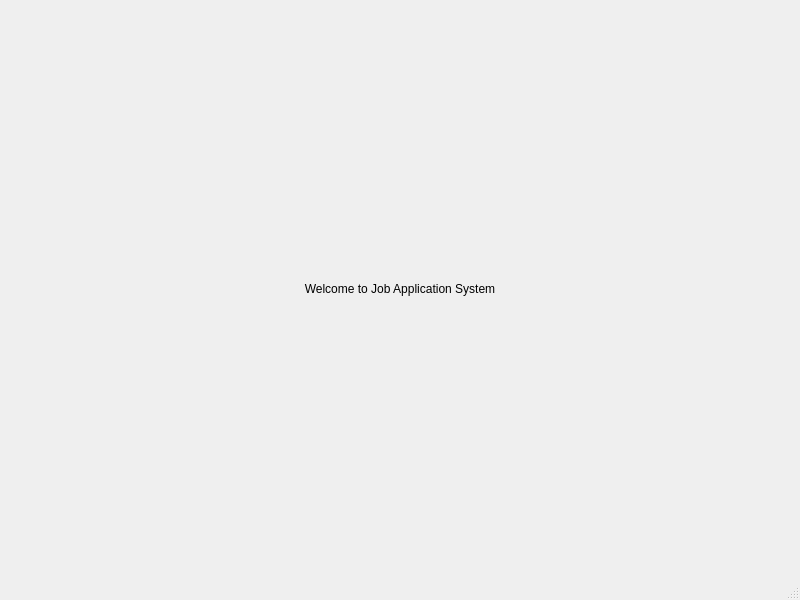
Old version of the form mainwindow.ui in the repository getabalewKemaw/JobConnectEthiopia.
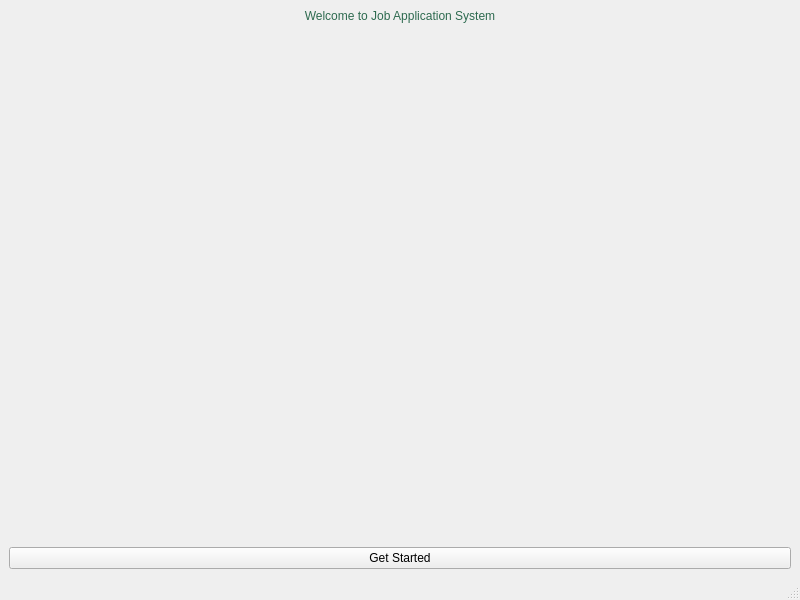
New version of the form.

The edit to the form file:
```diff
--- a/mainwindow.ui
+++ b/mainwindow.ui
@@ -21,7 +21,33 @@
        <string>Welcome to Job Application System</string>
       </property>
       <property name="alignment">
-       <set>Qt::AlignCenter</set>
+       <set>Qt::AlignmentFlag::AlignCenter</set>
+      </property>
+      <property name="styleSheet">
+       <string notr="true">
+        font: bold 24px "Arial";
+        color: #2D6A4F;
+       </string>
+      </property>
+     </widget>
+    </item>
+    <item>
+     <spacer name="verticalSpacer">
+      <property name="orientation">
+       <enum>Qt::Orientation::Vertical</enum>
+      </property>
+      <property name="sizeHint" stdset="0">
+       <size>
+        <width>20</width>
+        <height>40</height>
+       </size>
+      </property>
+     </spacer>
+    </item>
+    <item>
+     <widget class="QPushButton" name="getStartedButton">
+      <property name="text">
+       <string>Get Started</string>
       </property>
      </widget>
     </item>
```
Left out of the diff: 11 changed lines with no effect on the pictures.
